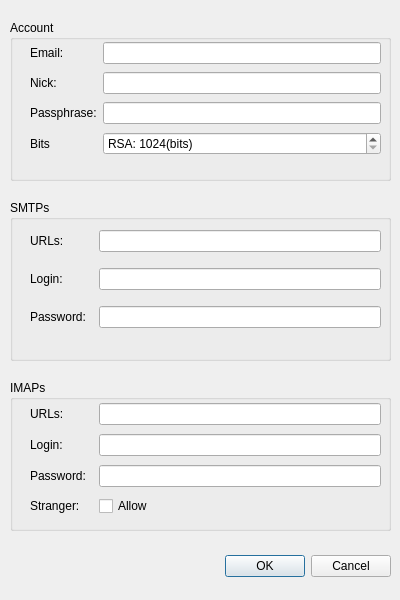
This is qt/optiondialog.ui in bitbaba/bitmail as Qt 5 draws it before an edit. The edited form follows.
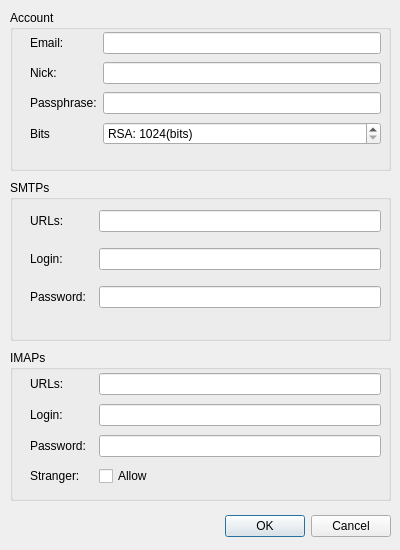
This is the edited form.

Commit message: qt: window size adjust, login/option;

```diff
--- a/qt/optiondialog.ui
+++ b/qt/optiondialog.ui
@@ -7,7 +7,7 @@
     <x>0</x>
     <y>0</y>
     <width>400</width>
-    <height>600</height>
+    <height>550</height>
    </rect>
   </property>
   <property name="sizePolicy">
@@ -19,13 +19,13 @@
   <property name="minimumSize">
    <size>
     <width>400</width>
-    <height>600</height>
+    <height>550</height>
    </size>
   </property>
   <property name="maximumSize">
    <size>
     <width>400</width>
-    <height>600</height>
+    <height>550</height>
    </size>
   </property>
   <property name="baseSize">
@@ -41,7 +41,7 @@
    <property name="geometry">
     <rect>
      <x>10</x>
-     <y>550</y>
+     <y>510</y>
      <width>381</width>
      <height>32</height>
     </rect>
@@ -57,7 +57,7 @@
    <property name="geometry">
     <rect>
      <x>10</x>
-     <y>20</y>
+     <y>10</y>
      <width>381</width>
      <height>161</height>
     </rect>
@@ -146,7 +146,7 @@
    <property name="geometry">
     <rect>
      <x>10</x>
-     <y>200</y>
+     <y>180</y>
      <width>381</width>
      <height>161</height>
     </rect>
@@ -209,7 +209,7 @@
    <property name="geometry">
     <rect>
      <x>10</x>
-     <y>380</y>
+     <y>350</y>
      <width>381</width>
      <height>151</height>
     </rect>
```
Left out of the diff: 2 changed lines with no effect on the pictures. The commit also changes 2 other files.
